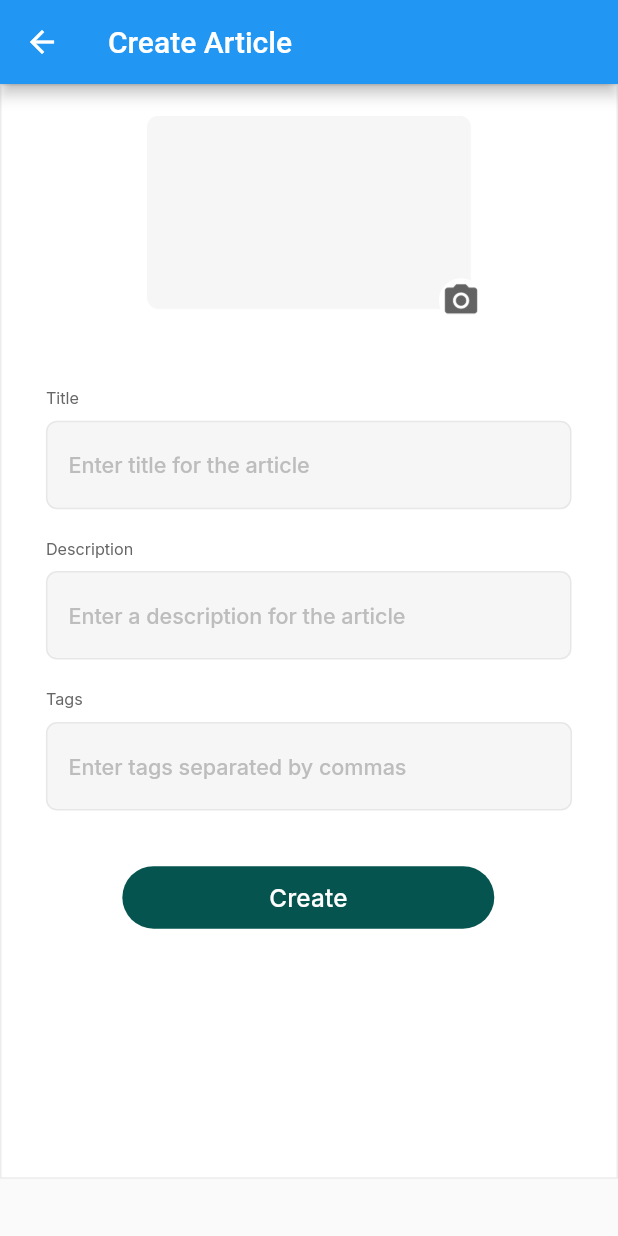
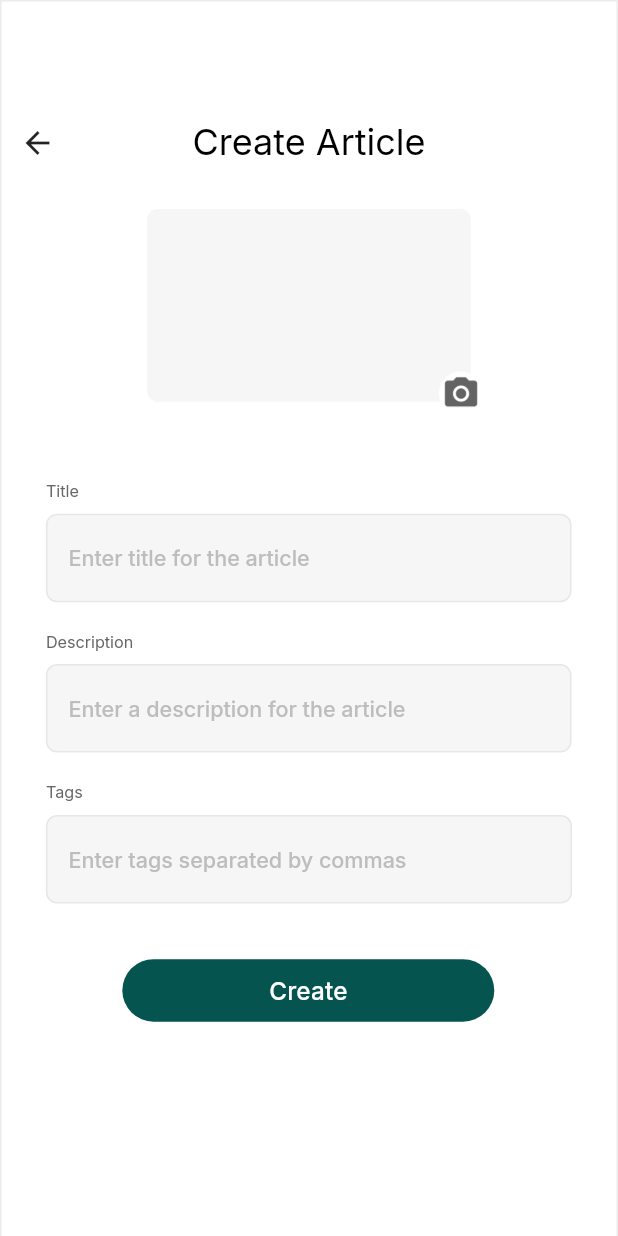
Before and after one commit to Y4S1-SASA/automobile-spare-parts-app, a Flutter app: the Scene screen opened directly, on a phone screen of 412 x 824 dp. Run offline on Flutter 3.47's test engine with Material 2 defaults, Android fonts, the phone set to English and light mode, and no system bars; our stand-ins replace accordion, cloud_firestore, firebase_auth, firebase_core, firebase_database, firebase_storage and 5 more; missing offline and left inert: confirm_dialog, dart:ffi; accounts and stored records are empty; network calls fail.

Commit message:
minor changes

```diff
--- a/lib/view/screens/articles/articles-create.dart
+++ b/lib/view/screens/articles/articles-create.dart
@@ -147,9 +147,6 @@ class _SceneState extends State<Scene> {
     double fem = MediaQuery.of(context).size.width / baseWidth;
     double ffem = fem * 0.97;
     return Scaffold(
-      appBar: AppBar(
-        title: Text('Create Article'),
-      ),
       body: SingleChildScrollView(
         child: Container(
           // articlescreatebq2 (10:678)
@@ -161,6 +158,33 @@ class _SceneState extends State<Scene> {
           child: Column(
             crossAxisAlignment: CrossAxisAlignment.center,
             children: [
+              SizedBox(
+                height: 70,
+              ),
+              Row(
+                children: [
+                  IconButton(
+                    icon: Icon(Icons.arrow_back),
+                    onPressed: () {
+                    Navigator.pop(context);
+                    },
+                  ),
+                  Expanded(
+                    child: Text(
+                      "Create Article",
+                      textAlign: TextAlign.center,
+                      style: TextStyle(
+                        fontWeight: FontWeight.normal,
+                        color: Color.fromARGB(255, 0, 0, 0),
+                        fontSize: 24,
+                        fontFamily: "Inter",
+                      ),
+                    ),
+                  ),
+                  SizedBox(
+                      width: 48), // Add some spacing to the right of the text
+                ],
+              ),
               Container(
                 // autogroupyq5usGk (2G1d1Cw1Lk4a1AbVs8yQ5u)
                 padding:
--- a/lib/view/screens/auth/login.dart
+++ b/lib/view/screens/auth/login.dart
@@ -47,7 +47,7 @@ class _LoginScreenState extends State<LoginScreen> {
                         Text(
                           "Login",
                           style: TextStyle(
-                            fontWeight: FontWeight.normal,
+                            fontWeight: FontWeight.w500,
                             color: Color.fromARGB(255, 0, 0, 0),
                             fontSize: 24,
                             fontFamily: "Inter",
--- a/lib/view/screens/auth/profile/edit-user-profile.dart
+++ b/lib/view/screens/auth/profile/edit-user-profile.dart
@@ -93,7 +93,7 @@ class _EditProfileScreenState extends State<EditProfileScreen> {
                       "Update Profile",
                       textAlign: TextAlign.center,
                       style: TextStyle(
-                        fontWeight: FontWeight.normal,
+                        fontWeight: FontWeight.w500,
                         color: Color.fromARGB(255, 0, 0, 0),
                         fontSize: 24,
                         fontFamily: "Inter",
--- a/lib/view/screens/auth/provider/auth_provider.dart
+++ b/lib/view/screens/auth/provider/auth_provider.dart
@@ -91,9 +91,9 @@ class AuthProvider with ChangeNotifier {
     final confirmDelete = await showDialog(
       context: context,
       builder: (context) => AlertDialog(
-        title: Text('Delete User Data?'),
+        title: Text('Delete Account Permanently'),
         content: Text(
-            'Are you sure you want to delete your data? This action cannot be undone.'),
+            'Are you sure you want to delete your account permanently? This action cannot be undo.'),
         actions: <Widget>[
           TextButton(
             onPressed: () => Navigator.of(context).pop(false),
@@ -105,7 +105,7 @@ class AuthProvider with ChangeNotifier {
               await _firebaseAuth.currentUser!.delete();
               Navigator.of(context).pop(true);
             },
-            child: Text('Delete'),
+            child: Text('Confirm'),
           ),
         ],
       ),
--- a/lib/view/screens/auth/register.dart
+++ b/lib/view/screens/auth/register.dart
@@ -116,7 +116,7 @@ class _RegisterScreenState extends State<RegisterScreen> {
                         Text(
                           "Register Now",
                           style: TextStyle(
-                            fontWeight: FontWeight.normal,
+                            fontWeight: FontWeight.w500,
                             color: Color.fromARGB(255, 0, 0, 0),
                             fontSize: 24,
                             fontFamily: "Inter",
```
Also changed, not shown: lib/view/screens/auth/profile/user-profile.dart (+22 -3 lines).
